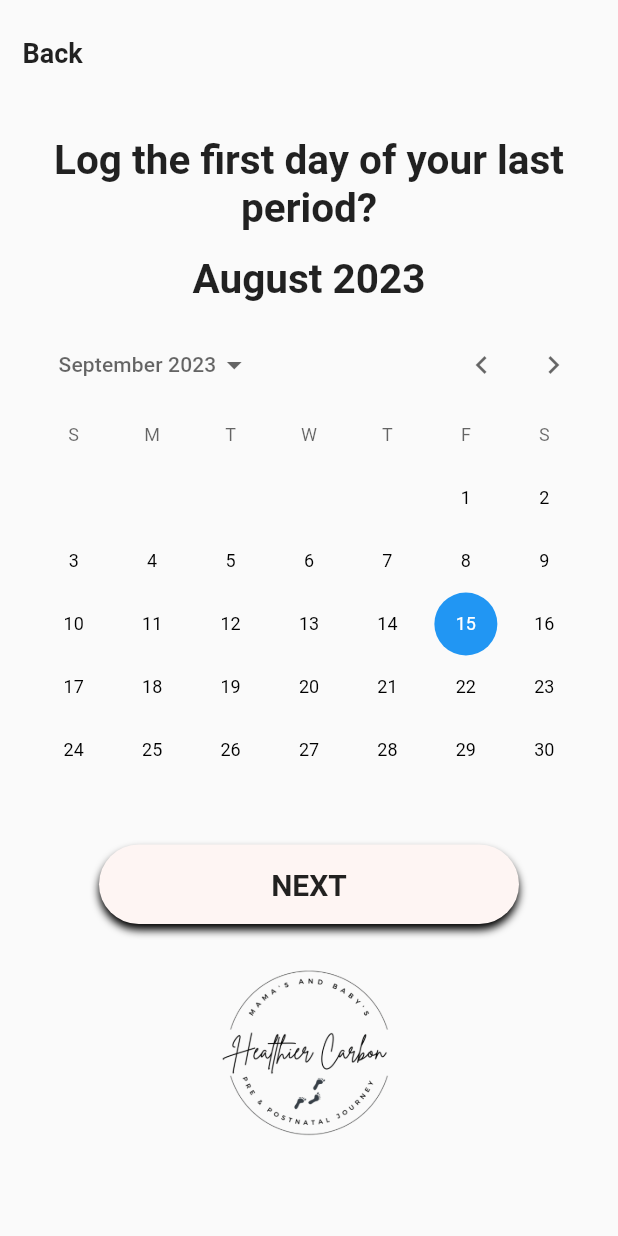
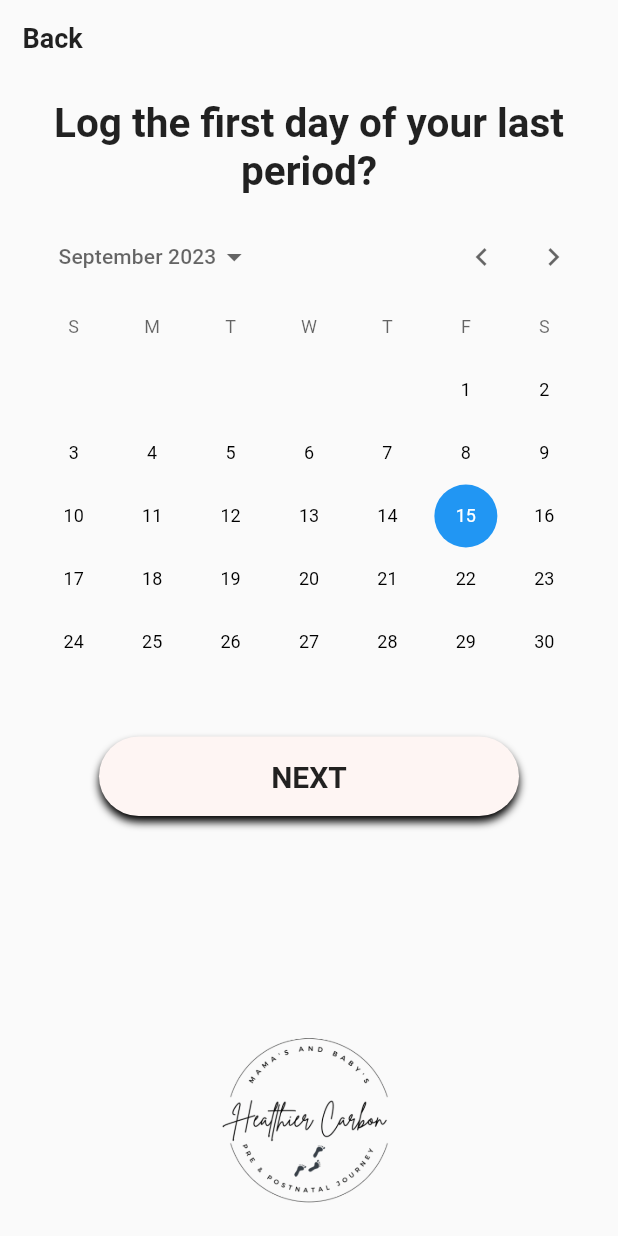
Before and after one commit to oladuja/healthier_carbon_pregnancy_app, a Flutter app: the PeriodScreen screen opened by its route, on a phone screen of 412 x 824 dp. Run offline on Flutter 3.47's test engine with Material 2 defaults, Android fonts, the phone set to English and light mode, and no system bars; our stand-ins replace another_flutter_splash_screen, flutter_holo_date_picker, font_awesome_flutter.

Commit message:
fixed issues

```diff
--- a/lib/screens/start/dob_screen.dart
+++ b/lib/screens/start/dob_screen.dart
@@ -1,5 +1,6 @@
 import 'package:flutter/material.dart';
 import 'package:flutter_holo_date_picker/flutter_holo_date_picker.dart';
+import 'package:healthier_carbon_pregnancy_app/screens/start/about_you_screen.dart';
 import 'package:healthier_carbon_pregnancy_app/widgets/app_button.dart';
 
 class DOBScreen extends StatefulWidget {
@@ -55,7 +56,7 @@ class _DOBScreenState extends State<DOBScreen> {
 
             AppButton(
               text: 'NEXT',
-              onTap: () {},
+              onTap: () => Navigator.of(context).pushNamed(AboutYouScreen.routeName),
             ),
             const Spacer(),
             Container(
--- a/lib/screens/start/health_condition.dart
+++ b/lib/screens/start/health_condition.dart
@@ -128,7 +128,6 @@ class HealthScreen extends StatelessWidget {
                     ),
                   ),
                 ),
-                const SizedBox(height: 45),
               ],
             ),
           ),
--- a/lib/screens/start/period_screen.dart
+++ b/lib/screens/start/period_screen.dart
@@ -17,7 +17,7 @@ class PeriodScreen extends StatelessWidget {
             padding: const EdgeInsets.symmetric(horizontal: 15.0),
             child: Column(
               children: [
-                const SizedBox(height: 25),
+                const SizedBox(height: 15),
                 GestureDetector(
                   onTap: () => Navigator.of(context).pop(),
                   child: const Align(
@@ -31,18 +31,9 @@ class PeriodScreen extends StatelessWidget {
                     ),
                   ),
                 ),
-                const SizedBox(height: 45),
+                const SizedBox(height: 30),
                 const Text(
                   'Log the first day of your last \nperiod?',
-                  textAlign: TextAlign.center,
-                  style: TextStyle(
-                    fontSize: 27,
-                    fontWeight: FontWeight.bold,
-                  ),
-                ),
-                const SizedBox(height: 15),
-                const Text(
-                  'August 2023',
                   textAlign: TextAlign.center,
                   style: TextStyle(
                     fontSize: 27,
@@ -55,11 +46,7 @@ class PeriodScreen extends StatelessWidget {
                     firstDate: DateTime(2023),
                     lastDate: DateTime(2024),
                     onDateChanged: (_) {}),
-                AppButton(
-                  text: "NEXT",
-                  onTap: () =>
-                      Navigator.of(context).pushNamed(PeriodScreen.routeName),
-                ),
+                AppButton(text: "NEXT", onTap: () {},),
                 const Spacer(),
                 Container(
                   width: 150,
@@ -70,7 +57,6 @@ class PeriodScreen extends StatelessWidget {
                     ),
                   ),
                 ),
-                const SizedBox(height: 45),
               ],
             ),
           ),
--- a/pubspec.yaml
+++ b/pubspec.yaml
@@ -45,6 +45,7 @@ dependencies:
   image_picker: ^1.0.4
   fl_chart: ^0.63.0
   loading_animation_widget: ^1.2.0+4
+  logger: ^2.0.2
 
 dev_dependencies:
   flutter_test:
```
Also changed, not shown: pubspec.lock, 1 other file.
